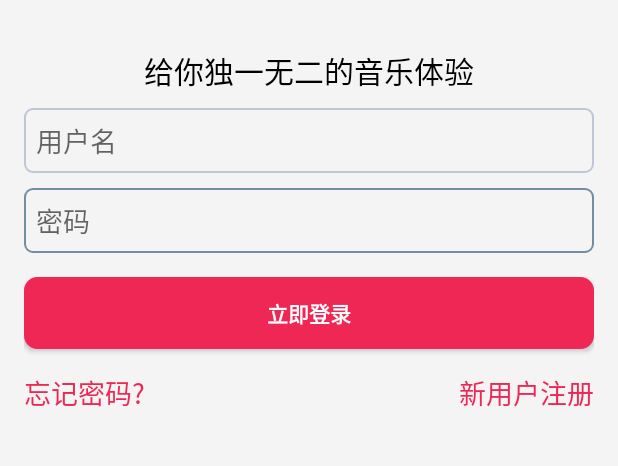
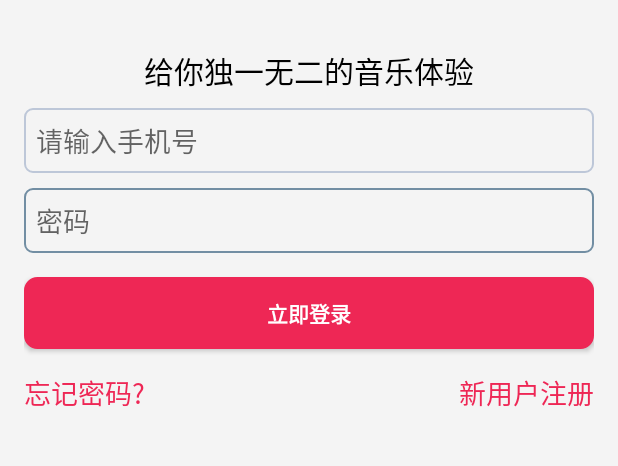
Before and after one commit to SzuMusic/SzuMusicApp, an Android app: the screen it shows after launch (Login2Activity), on a phone screen of 412 x 824 dp, the part 399-865 px from its top. Run offline under Robolectric (Android 15) with nearby library versions, the phone set to English and light mode, and no system bars.

Commit message:
最新更新
更新

```diff
--- a/SzuMusicApp/app/src/main/java/com/szumusic/szumusicapp/ui/base/SongListFragment.java
+++ b/SzuMusicApp/app/src/main/java/com/szumusic/szumusicapp/ui/base/SongListFragment.java
@@ -135,6 +135,7 @@ public class SongListFragment extends Fragment {
                         @Override
                         public void onResponse(Call call, Response response) throws IOException {
                             String result = new String(response.body().string());
+                            System.out.println(result);
                             try {
                                 JSONObject myjson = new JSONObject(result);
                                 JSONArray musics=myjson.getJSONArray("musics");
@@ -148,6 +149,7 @@ public class SongListFragment extends Fragment {
                                     music.setTitle(str[1]);
                                     music.setArtist(str[0]);
                                     music.setAlbum(musicobj.getString("album"));
+                                    music.setCoverUri(musicobj.getString("imageUrl"));
                                     music.setUri("http://120.27.106.28/musicSource/music/"+musicobj.getString("singerId")+"/"+musicobj.getString("musicId")+".mp3");
                                     music.setId(musicobj.getLong("musicId"));
                                     music.setProbability(musicobj.getDouble("probability"));
@@ -167,7 +169,7 @@ public class SongListFragment extends Fragment {
                     });
                     break;
                 case 2:
-                    String url2="http://120.27.106.28:8080/MusicGrade/pGiveGrade";
+                    String url2="http://120.27.106.28/MusicGrade/pGiveGrade";
                     Map<String, Object> map2 = new HashMap<String, Object>();
                     map2.put("time",time);
                     map2.put("weather",weather);
@@ -188,7 +190,7 @@ public class SongListFragment extends Fragment {
                     client2.newCall(request2).enqueue(new Callback() {
                         @Override
                         public void onFailure(Call call, IOException e) {
-
+                            System.out.println("没收到响应");
                         }
 
                         @Override
--- a/SzuMusicApp/app/src/main/java/com/szumusic/szumusicapp/ui/main/Login2Activity.java
+++ b/SzuMusicApp/app/src/main/java/com/szumusic/szumusicapp/ui/main/Login2Activity.java
@@ -111,6 +111,7 @@ public class Login2Activity extends AppCompatActivity {
                 editor.commit();
                 Intent intent2=new Intent(Login2Activity.this,HomeActivity.class);
                 startActivity(intent2);
+                finish();
             }
             else if(statu==0){
                 Toast toast=Toast.makeText(Login2Activity.this, "请输入正确的手机号或密码~~", Toast.LENGTH_SHORT);
@@ -217,6 +218,7 @@ public class Login2Activity extends AppCompatActivity {
     private void reg() {
         Intent intent2=new Intent(Login2Activity.this,RegisterActivity.class);
         startActivity(intent2);
+        finish();
         //Login2Activity.this.finish();
     }
 
--- a/SzuMusicApp/app/src/main/java/com/szumusic/szumusicapp/ui/main/Register2Activity.java
+++ b/SzuMusicApp/app/src/main/java/com/szumusic/szumusicapp/ui/main/Register2Activity.java
@@ -90,6 +90,7 @@ public class Register2Activity extends AppCompatActivity {
                         editor.commit();
                         Intent intent2=new Intent(Register2Activity.this,HomeActivity.class);
                         startActivity(intent2);
+                        finish();
                     }
                     else if(statu==0){
                         Toast toast=Toast.makeText(Register2Activity.this, "该用户名已被占用，请更换~~", Toast.LENGTH_SHORT);
--- a/SzuMusicApp/app/src/main/java/com/szumusic/szumusicapp/ui/main/RegisterActivity.java
+++ b/SzuMusicApp/app/src/main/java/com/szumusic/szumusicapp/ui/main/RegisterActivity.java
@@ -28,7 +28,7 @@ import java.net.HttpURLConnection;
 import java.net.URL;
 
 public class RegisterActivity extends AppCompatActivity {
-    private static int repeat_time=5;
+    private static int repeat_time=30;
     private EditText phone;
     private Button send_confirm;
     private EditText confirm_num;
@@ -120,6 +120,7 @@ public class RegisterActivity extends AppCompatActivity {
                         Intent intent2 = new Intent(RegisterActivity.this, Register2Activity.class);
                         intent2.putExtra("phone_num", phone_num);
                         startActivity(intent2);
+                        finish();
                     } else if(statu==0) {
                         Toast toast = Toast.makeText(RegisterActivity.this, "验证码错误~~", Toast.LENGTH_SHORT);
                         toast.setGravity(Gravity.CENTER, 0, 0);
--- /dev/null
+++ b/SzuMusicApp/app/src/main/res/drawable/login_btn_selector.xml
@@ -0,0 +1,5 @@
+<?xml version="1.0" encoding="utf-8"?>
+<selector xmlns:android="http://schemas.android.com/apk/res/android">
+    <item android:state_pressed="true" android:drawable="@drawable/login_button_press"></item>
+    <item android:drawable="@drawable/login_button"></item>
+</selector>
--- /dev/null
+++ b/SzuMusicApp/app/src/main/res/drawable/login_button_press.xml
@@ -0,0 +1,10 @@
+<?xml version="1.0" encoding="utf-8"?>
+<shape xmlns:android="http://schemas.android.com/apk/res/android" >
+    <corners android:radius="8dp" />
+    <solid android:color="#ce0d3a" />
+    <padding
+        android:bottom="1dp"
+        android:left="1dp"
+        android:right="1dp"
+        android:top="1dp" />
+</shape>
--- a/SzuMusicApp/app/src/main/res/layout/activity_login2.xml
+++ b/SzuMusicApp/app/src/main/res/layout/activity_login2.xml
@@ -57,7 +57,7 @@
             android:padding="8dp"
             android:layout_width="match_parent"
             android:layout_height="wrap_content"
-            android:hint="用户名"
+            android:hint="请输入手机号"
             android:inputType="textEmailAddress"
             android:maxLines="1"
             android:singleLine="true"
@@ -85,7 +85,7 @@
             android:layout_marginTop="16dp"
             android:text="立即登录"
             android:textStyle="bold"
-            android:background="@drawable/login_button"
+            android:background="@drawable/login_btn_selector"
             android:textColor="#fff"/>
         <RelativeLayout
             android:layout_width="match_parent"
--- a/SzuMusicApp/app/src/main/res/layout/activity_register2.xml
+++ b/SzuMusicApp/app/src/main/res/layout/activity_register2.xml
@@ -52,7 +52,7 @@
         <ImageView
             android:layout_width="120dp"
             android:layout_height="120dp"
-            android:background="@drawable/reg_cycle"
+            android:background="@drawable/smile"
             android:layout_gravity="center"/>
         <TextView
             android:layout_width="wrap_content"
--- a/SzuMusicApp/app/src/main/res/layout/include_play_bar.xml
+++ b/SzuMusicApp/app/src/main/res/layout/include_play_bar.xml
@@ -13,7 +13,8 @@
         android:gravity="center_vertical"
         android:orientation="horizontal"
         android:paddingLeft="10dp"
-        android:paddingRight="10dp">
+        android:paddingRight="10dp"
+        >
 
         <ImageView
             android:id="@+id/iv_play_bar_cover"
--- a/SzuMusicApp/app/src/main/res/layout/local_list_item.xml
+++ b/SzuMusicApp/app/src/main/res/layout/local_list_item.xml
@@ -45,6 +45,7 @@
         android:layout_gravity="center_vertical"
         android:layout_marginLeft="10dp"
         android:clickable="true"
+        android:background="@drawable/songlist_item_selector"
         >
 
         <TextView
```
Also changed, not shown: SzuMusicApp/app/src/main/java/com/szumusic/szumusicapp/ui/base/PlayerFragment.java (+11 -0 lines), SzuMusicApp/app/src/main/java/com/szumusic/szumusicapp/ui/common/SongListAdapter.java (+88 -79 lines), SzuMusicApp/app/src/main/java/com/szumusic/szumusicapp/ui/main/HomeActivity.java (+57 -21 lines), SzuMusicApp/app/src/main/java/com/szumusic/szumusicapp/ui/music/player/PlayService.java (+33 -13 lines), SzuMusicApp/app/src/main/res/drawable/smile.jpg (added), 1 other file.
